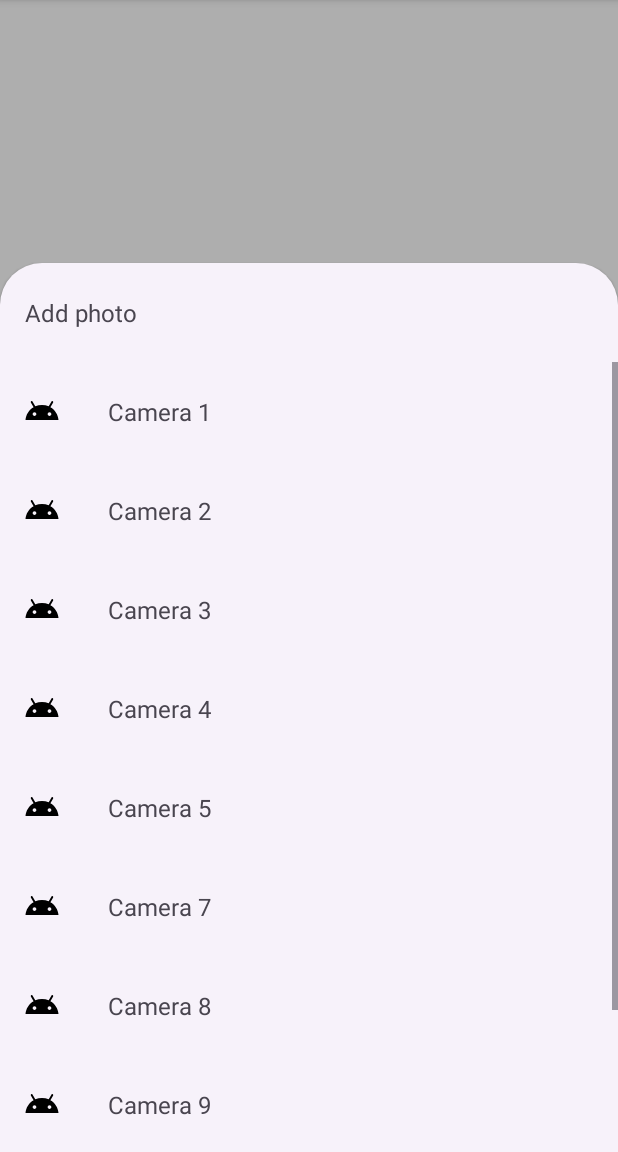
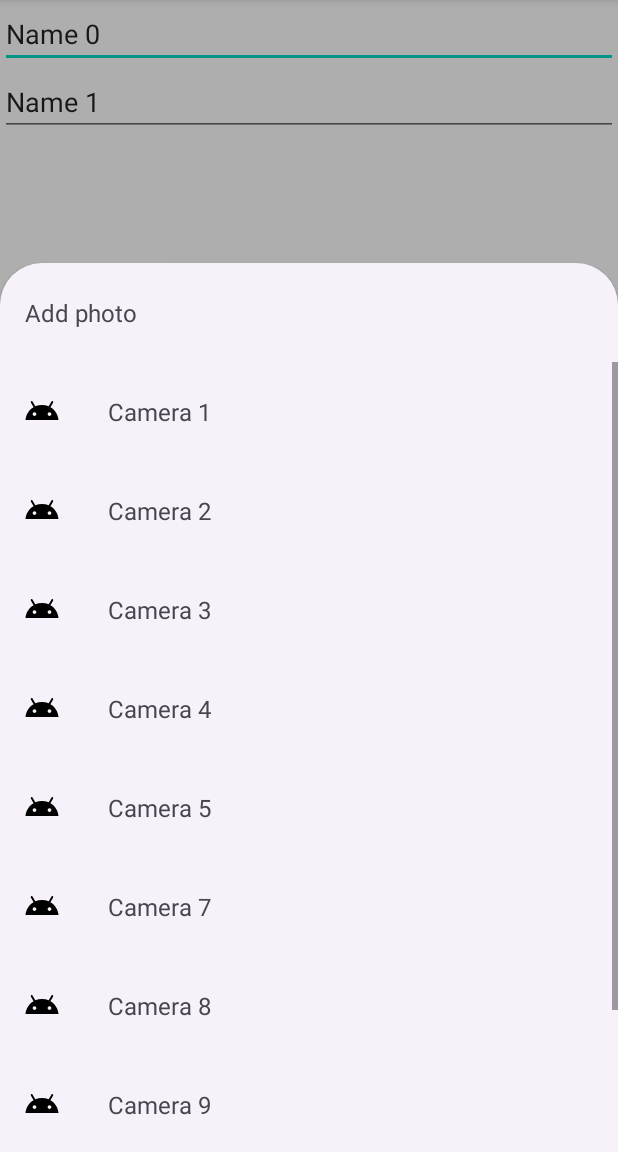
Before and after one commit to yccheok/wediary-sandbox, an Android app: the screen it shows after launch (MainActivity), after a tap on an icon or button, on a phone screen of 412 x 824 dp, the part 84-1236 px from its top. Run offline under Robolectric (Android 15) with nearby library versions, the phone set to English and light mode, and no system bars.

Commit message:
Added edit text for testing purpose.

```diff
--- a/bottom-sheet/app/src/main/res/layout/activity_main.xml
+++ b/bottom-sheet/app/src/main/res/layout/activity_main.xml
@@ -5,6 +5,29 @@
     android:layout_width="match_parent"
     android:layout_height="match_parent"
     tools:context=".MainActivity">
+
+
+    <EditText
+        android:id="@+id/edit_text_0"
+        android:layout_width="match_parent"
+        android:layout_height="wrap_content"
+        android:ems="10"
+        android:inputType="textPersonName"
+        android:text="Name 0"
+        app:layout_constraintStart_toStartOf="parent"
+        app:layout_constraintEnd_toEndOf="parent"
+        app:layout_constraintTop_toTopOf="parent" />
+
+    <EditText
+        android:id="@+id/edit_text_1"
+        android:layout_width="match_parent"
+        android:layout_height="wrap_content"
+        android:ems="10"
+        android:inputType="textPersonName"
+        android:text="Name 1"
+        app:layout_constraintStart_toStartOf="parent"
+        app:layout_constraintEnd_toEndOf="parent"
+        app:layout_constraintTop_toBottomOf="@id/edit_text_0" />
 
     <LinearLayout
         android:id="@+id/bottom_linear_layout"
```
